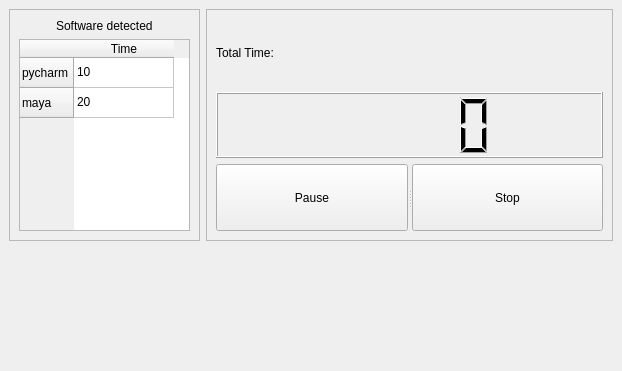
Maximvm89/py_time_tracker, file resources/tracking_task.ui: the form before one commit.
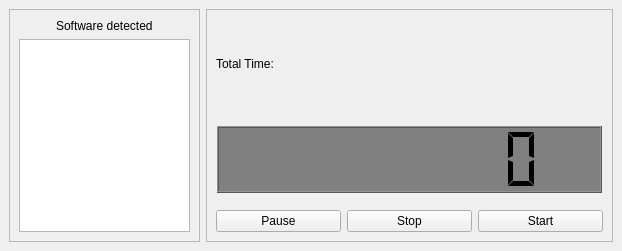
The form after the commit.

What changed in the file:
```diff
--- a/resources/tracking_task.ui
+++ b/resources/tracking_task.ui
@@ -7,7 +7,7 @@
     <x>0</x>
     <y>0</y>
     <width>622</width>
-    <height>371</height>
+    <height>251</height>
    </rect>
   </property>
   <property name="windowTitle">
@@ -33,8 +33,8 @@
            </property>
           </widget>
          </item>
-         <item alignment="Qt::AlignHCenter|Qt::AlignVCenter">
-          <widget class="QTableWidget" name="tableWidget">
+         <item>
+          <widget class="QTableView" name="software_table">
            <property name="minimumSize">
             <size>
              <width>171</width>
@@ -47,31 +47,6 @@
              <height>16777215</height>
             </size>
            </property>
-           <row>
-            <property name="text">
-             <string>pycharm</string>
-            </property>
-           </row>
-           <row>
-            <property name="text">
-             <string>maya</string>
-            </property>
-           </row>
-           <column>
-            <property name="text">
-             <string>Time</string>
-            </property>
-           </column>
-           <item row="0" column="0">
-            <property name="text">
-             <string>10</string>
-            </property>
-           </item>
-           <item row="1" column="0">
-            <property name="text">
-             <string>20</string>
-            </property>
-           </item>
           </widget>
          </item>
         </layout>
@@ -85,34 +60,88 @@
         <property name="frameShadow">
          <enum>QFrame::Raised</enum>
         </property>
-        <layout class="QGridLayout" name="gridLayout">
-         <item row="0" column="0">
+        <layout class="QVBoxLayout" name="verticalLayout_2">
+         <item>
           <widget class="QLabel" name="label_2">
+           <property name="minimumSize">
+            <size>
+             <width>385</width>
+             <height>66</height>
+            </size>
+           </property>
            <property name="text">
             <string>Total Time:</string>
            </property>
           </widget>
          </item>
-         <item row="1" column="0">
-          <widget class="QLCDNumber" name="lcdNumber"/>
-         </item>
-         <item row="2" column="0">
-          <widget class="QSplitter" name="splitter">
-           <property name="orientation">
-            <enum>Qt::Horizontal</enum>
+         <item alignment="Qt::AlignHCenter|Qt::AlignVCenter">
+          <widget class="QLCDNumber" name="lcdNumber">
+           <property name="minimumSize">
+            <size>
+             <width>385</width>
+             <height>67</height>
+            </size>
            </property>
-           <widget class="QPushButton" name="pushButton_2">
-            <property name="text">
-             <string>Pause</string>
-            </property>
-           </widget>
-           <widget class="QPushButton" name="pushButton">
-            <property name="text">
-             <string>Stop</string>
-            </property>
-           </widget>
+           <property name="maximumSize">
+            <size>
+             <width>385</width>
+             <height>16777215</height>
+            </size>
+           </property>
+           <property name="layoutDirection">
+            <enum>Qt::LeftToRight</enum>
+           </property>
+           <property name="autoFillBackground">
+            <bool>false</bool>
+           </property>
+           <property name="styleSheet">
+            <string notr="true">background-color:gray;</string>
+           </property>
+           <property name="smallDecimalPoint">
+            <bool>false</bool>
+           </property>
+           <property name="digitCount">
+            <number>8</number>
+           </property>
+           <property name="mode">
+            <enum>QLCDNumber::Dec</enum>
+           </property>
+           <property name="segmentStyle">
+            <enum>QLCDNumber::Flat</enum>
+           </property>
+           <property name="value" stdset="0">
+            <double>0.000000000000000</double>
+           </property>
+           <property name="intValue" stdset="0">
+            <number>0</number>
+           </property>
           </widget>
          </item>
+         <item>
+          <layout class="QHBoxLayout" name="horizontalLayout">
+           <item>
+            <widget class="QPushButton" name="pause_button">
+             <property name="text">
+              <string>Pause</string>
+             </property>
+            </widget>
+           </item>
+           <item>
+            <widget class="QPushButton" name="stop_button">
+             <property name="text">
+              <string>Stop</string>
+             </property>
+            </widget>
+           </item>
+           <item>
+            <widget class="QPushButton" name="start_button">
+             <property name="text">
+              <string>Start</string>
+             </property>
+            </widget>
+           </item>
+          </layout>
+         </item>
         </layout>
        </widget>
       </item>
```
